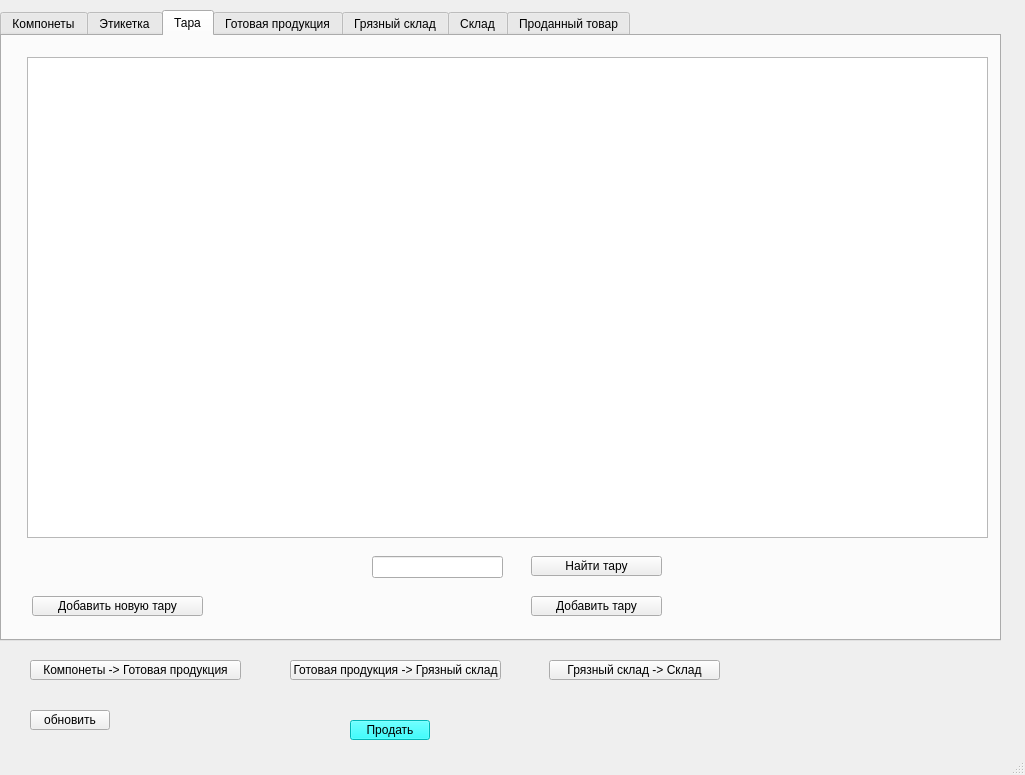
Old version of the form main.ui in the repository gbu1at/Application.
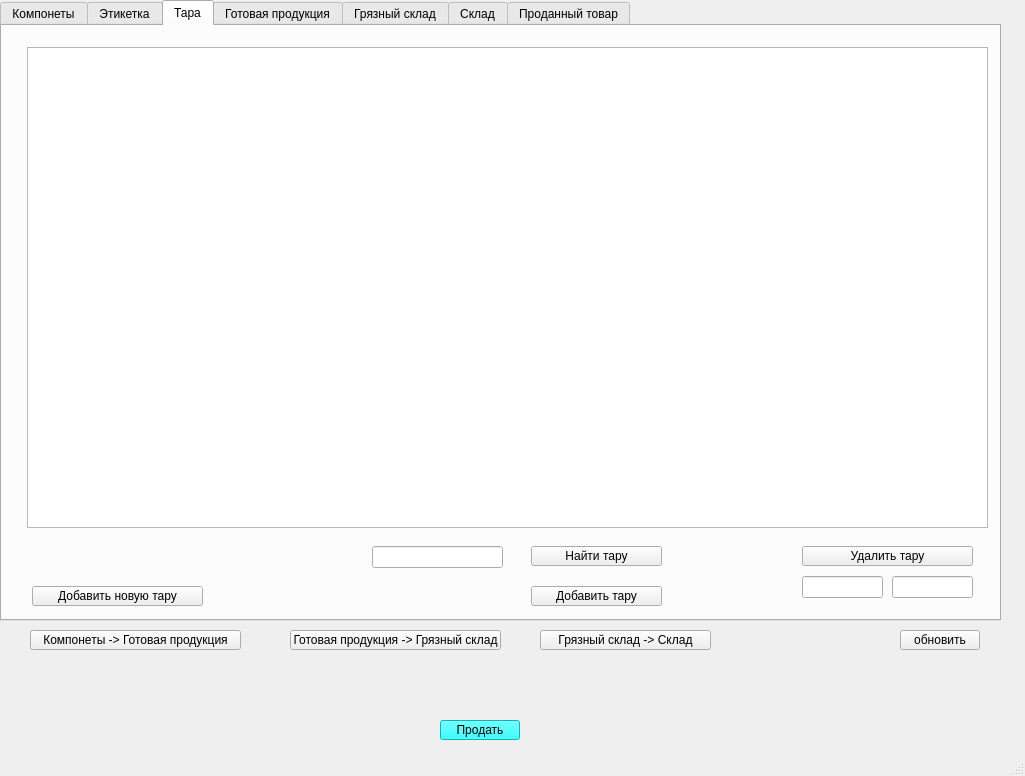
New version of the form. The open tabs and pages were chosen to show the change.

```diff
--- a/main.ui
+++ b/main.ui
@@ -7,7 +7,7 @@
     <x>0</x>
     <y>0</y>
     <width>1025</width>
-    <height>775</height>
+    <height>776</height>
    </rect>
   </property>
   <property name="windowTitle">
@@ -18,9 +18,9 @@
     <property name="geometry">
      <rect>
       <x>0</x>
-      <y>10</y>
+      <y>0</y>
       <width>1001</width>
-      <height>631</height>
+      <height>621</height>
      </rect>
     </property>
     <property name="currentIndex">
@@ -301,6 +301,39 @@
        <string>Добавить новую тару</string>
       </property>
      </widget>
+     <widget class="QPushButton" name="btn_del_container">
+      <property name="geometry">
+       <rect>
+        <x>800</x>
+        <y>520</y>
+        <width>171</width>
+        <height>20</height>
+       </rect>
+      </property>
+      <property name="text">
+       <string>Удалить тару</string>
+      </property>
+     </widget>
+     <widget class="QLineEdit" name="edit_del_container_name">
+      <property name="geometry">
+       <rect>
+        <x>800</x>
+        <y>550</y>
+        <width>81</width>
+        <height>22</height>
+       </rect>
+      </property>
+     </widget>
+     <widget class="QLineEdit" name="edit_del_container_volume">
+      <property name="geometry">
+       <rect>
+        <x>890</x>
+        <y>550</y>
+        <width>81</width>
+        <height>22</height>
+       </rect>
+      </property>
+     </widget>
     </widget>
     <widget class="QWidget" name="tab_2">
      <attribute name="title">
@@ -548,7 +581,7 @@
     <property name="geometry">
      <rect>
       <x>30</x>
-      <y>660</y>
+      <y>630</y>
       <width>211</width>
       <height>20</height>
      </rect>
@@ -561,7 +594,7 @@
     <property name="geometry">
      <rect>
       <x>290</x>
-      <y>660</y>
+      <y>630</y>
       <width>211</width>
       <height>20</height>
      </rect>
@@ -573,8 +606,8 @@
    <widget class="QPushButton" name="btn_dirtystock__stock">
     <property name="geometry">
      <rect>
-      <x>549</x>
-      <y>660</y>
+      <x>540</x>
+      <y>630</y>
       <width>171</width>
       <height>20</height>
      </rect>
@@ -586,7 +619,7 @@
    <widget class="QPushButton" name="btn_sold">
     <property name="geometry">
      <rect>
-      <x>350</x>
+      <x>440</x>
       <y>720</y>
       <width>80</width>
       <height>20</height>
@@ -603,8 +636,8 @@
    <widget class="QPushButton" name="btn_update">
     <property name="geometry">
      <rect>
-      <x>30</x>
-      <y>710</y>
+      <x>900</x>
+      <y>630</y>
       <width>80</width>
       <height>20</height>
      </rect>
```
Left out of the diff: 37 changed lines with no effect on the pictures.
